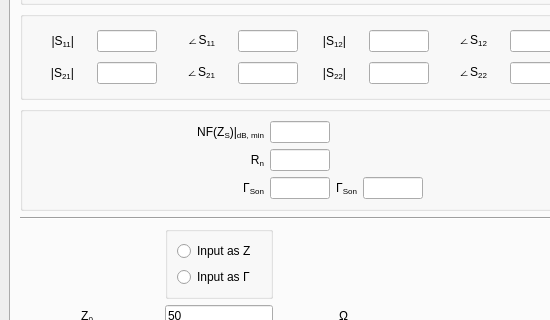
This is syRF/ui/mainwindow.ui in urbanij/syRF-cpp as Qt 5 draws it before an edit; both pictures show x 0 to 550 and y 284 to 604 of the 1246 by 765 pixel window. The edited form follows.
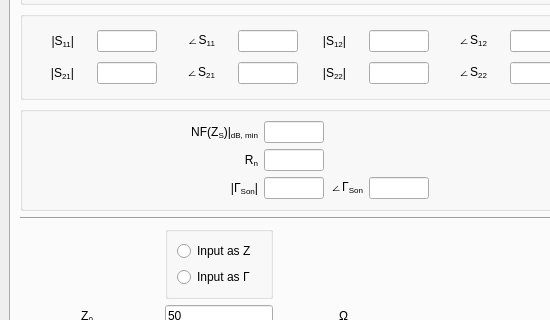
This is the edited form.

Commit message: noise parameters now gets filled automatically is the datasheet provides them otherwise they can be filled by the user.

Diff of the .ui file:
```diff
--- a/syRF/ui/mainwindow.ui
+++ b/syRF/ui/mainwindow.ui
@@ -1093,7 +1093,7 @@
                <item row="2" column="3">
                 <widget class="QLabel" name="label_178">
                  <property name="text">
-                  <string>&lt;html&gt;&lt;head/&gt;&lt;body&gt;&lt;p&gt;Γ&lt;span style=&quot; vertical-align:sub;&quot;&gt;Son&lt;/span&gt;&lt;/p&gt;&lt;/body&gt;&lt;/html&gt;</string>
+                  <string>&lt;html&gt;&lt;head/&gt;&lt;body&gt;&lt;p&gt;∠Γ&lt;span style=&quot; vertical-align:sub;&quot;&gt;Son&lt;/span&gt;&lt;/p&gt;&lt;/body&gt;&lt;/html&gt;</string>
                  </property>
                  <property name="alignment">
                   <set>Qt::AlignRight|Qt::AlignTrailing|Qt::AlignVCenter</set>
@@ -1116,7 +1116,7 @@
                <item row="2" column="1">
                 <widget class="QLabel" name="label_177">
                  <property name="text">
-                  <string>&lt;html&gt;&lt;head/&gt;&lt;body&gt;&lt;p&gt;Γ&lt;span style=&quot; vertical-align:sub;&quot;&gt;Son&lt;/span&gt;&lt;/p&gt;&lt;/body&gt;&lt;/html&gt;</string>
+                  <string>&lt;html&gt;&lt;head/&gt;&lt;body&gt;&lt;p&gt;|Γ&lt;span style=&quot; vertical-align:sub;&quot;&gt;Son&lt;/span&gt;|&lt;/p&gt;&lt;/body&gt;&lt;/html&gt;</string>
                  </property>
                  <property name="alignment">
                   <set>Qt::AlignRight|Qt::AlignTrailing|Qt::AlignVCenter</set>
```
Left out of the diff: 2 changed lines with no effect on the pictures. The commit also changes 1 other file.
